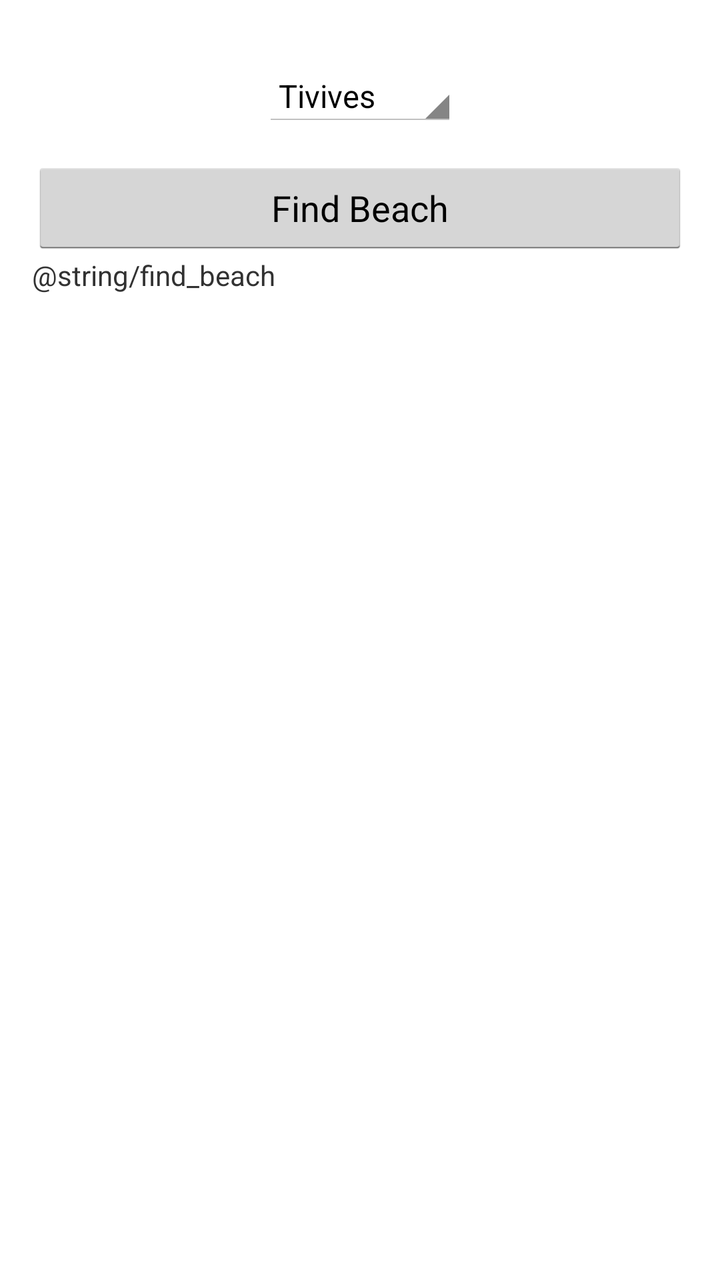
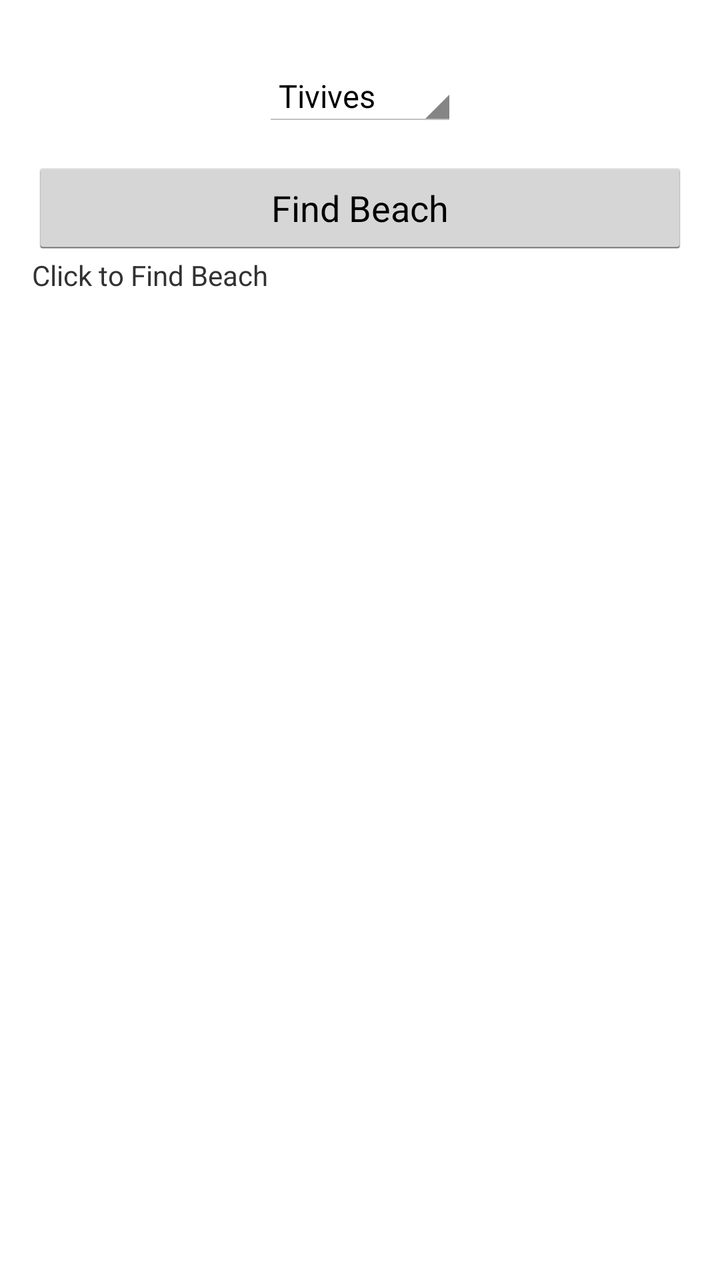

An Android layout rendered at two revisions. The XML below is the earlier revision; the diff shows what the commit changed to produce the second picture.
<!-- AndroidManifest.xml: application theme AppTheme -->
<!-- res/layout/activity_find_beach.xml -->
<?xml version="1.0" encoding="utf-8"?>
<LinearLayout xmlns:android="http://schemas.android.com/apk/res/android"
    xmlns:app="http://schemas.android.com/apk/res-auto"
    xmlns:tools="http://schemas.android.com/tools"
    android:layout_width="match_parent"
    android:layout_height="match_parent"
    android:padding="16dp"
    android:orientation="vertical"
    tools:context="com.emptyart.tiviveskitesurf.FindBeachActivity">
    <Spinner
        android:id="@+id/beach"
        android:layout_width="wrap_content"
        android:layout_height="wrap_content"
        android:layout_marginTop="40dp"
        android:layout_gravity="center"
        android:layout_margin="16dp"
        android:entries="@array/beach_names"/>
    <Button
        android:id="@+id/button"
        android:layout_width="match_parent"
        android:layout_height="wrap_content"
        android:text="@string/find_beach_btn"
        android:onClick="onClickFindBeach"/>
    <TextView
        android:id="@+id/textView"
        android:layout_width="wrap_content"
        android:layout_height="wrap_content"
        android:text="@string/find_beach" />

</LinearLayout>
<!-- resources referenced by this layout -->
<resources>
  <string-array name="beach_names">
          <item>Tivives</item>
          <item>Barranca</item>
          <item>Caldera</item>
          <item>Puntarenas</item>
      </string-array>
  <string name="find_beach_btn">Find Beach</string>
  <style name="AppTheme" parent="android:Theme.Holo.Light.DarkActionBar">
          
      </style>
</resources>

<!-- the commit's change to res/layout/activity_find_beach.xml (unified diff, before → after) -->
@@ -25,6 +25,6 @@
         android:id="@+id/textView"
         android:layout_width="wrap_content"
         android:layout_height="wrap_content"
-        android:text="@string/find_beach" />
+        android:text="@string/find_beach_txt" />
 
 </LinearLayout>
<!-- resource entries referenced after the edit -->
@@ -7,6 +7,7 @@
           <item>Puntarenas</item>
       </string-array>
   <string name="find_beach_btn">Find Beach</string>
+  <string name="find_beach_txt">Click to Find Beach</string>
   <style name="AppTheme" parent="android:Theme.Holo.Light.DarkActionBar">
           
       </style>
